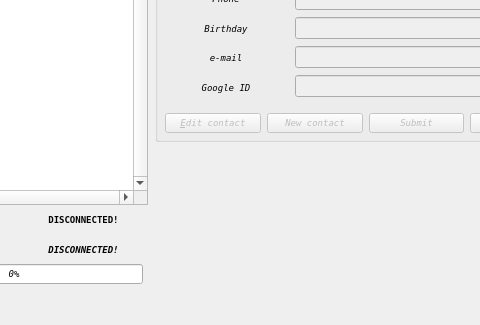
Above: ui/mainform.ui from alexandr-kriptonov/contacts before the change; both pictures show x 115 to 595 and y 142 to 467 of the 698 by 467 pixel window. Below: the same form after it.
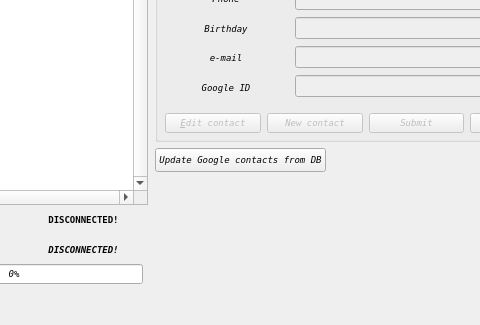
That is the form after the change.

```diff
--- a/ui/mainform.ui
+++ b/ui/mainform.ui
@@ -443,6 +443,19 @@
     <zorder>verticalLayoutWidget_3</zorder>
     <zorder>verticalLayoutWidget_4</zorder>
    </widget>
+   <widget class="QPushButton" name="b_get_from_db">
+    <property name="geometry">
+     <rect>
+      <x>270</x>
+      <y>290</y>
+      <width>171</width>
+      <height>24</height>
+     </rect>
+    </property>
+    <property name="text">
+     <string>Update Google contacts from DB</string>
+    </property>
+   </widget>
    <zorder>pBar</zorder>
    <zorder>verticalLayoutWidget</zorder>
    <zorder>gridLayoutWidget</zorder>
```
Left out of the diff: 1 changed line with no effect on the pictures.
